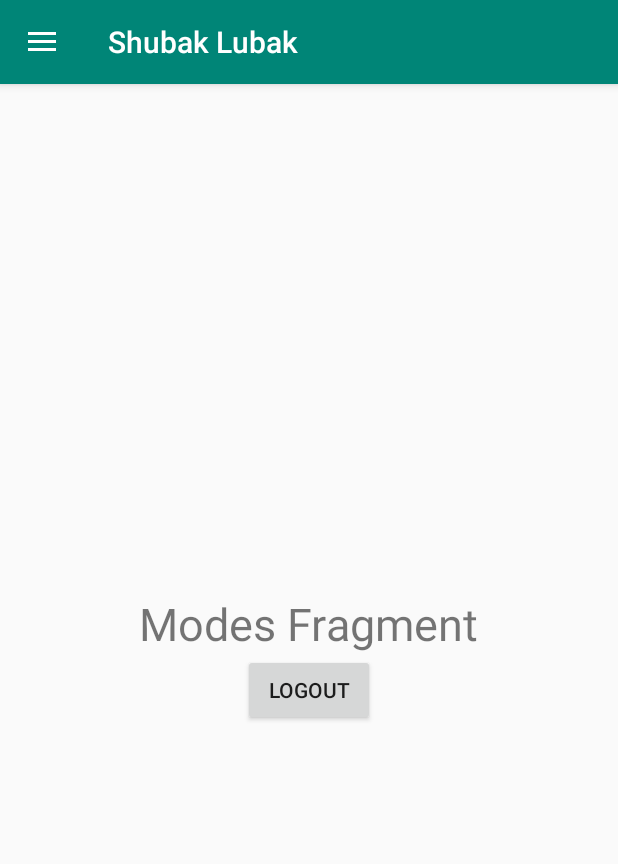
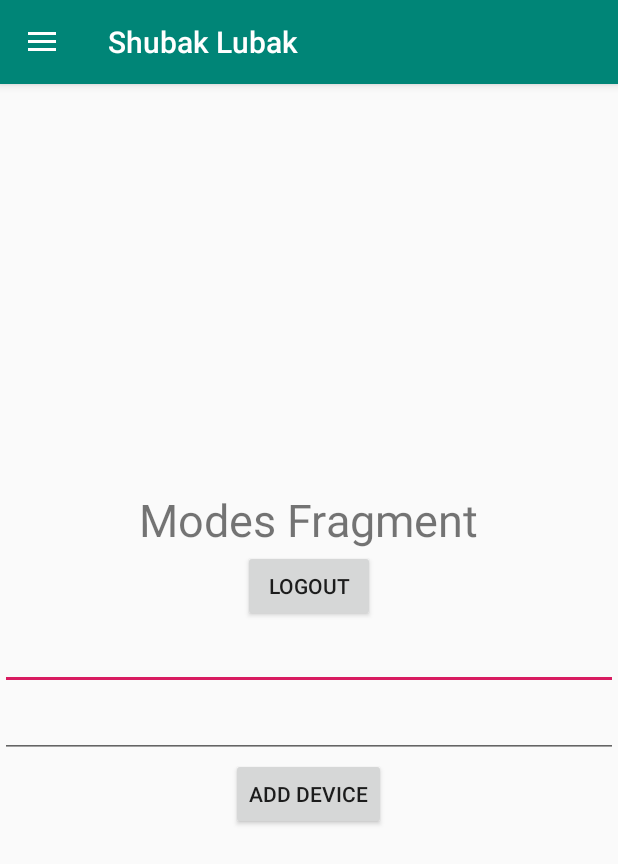
Before and after one commit to suhaibmaree/shubaklubak, an Android app: the screen it shows after launch (MainActivity), in the side drawer, after a tap on "Modes", on a phone screen of 412 x 824 dp. Shown: the top 864 px of the screen. Run offline under Robolectric (Android 15) with nearby library versions, the phone set to English and light mode, and no system bars; our stand-ins replace Firebase (no records; nobody signed in at launch, a user with empty details on screens opened directly); libraries missing offline, so code that uses them is left out: com.firebase.ui; 1 statement that could not run was skipped.

Commit message:
Pull data from Firebase, test push data in modes fragment

```diff
--- a/app/build.gradle
+++ b/app/build.gradle
@@ -32,5 +32,6 @@ dependencies {
     implementation 'com.google.firebase:firebase-auth:16.0.1'
     implementation 'com.firebaseui:firebase-ui-auth:4.3.1'
     implementation 'com.facebook.android:facebook-android-sdk:[4,5]'
+    implementation 'com.google.firebase:firebase-database:16.1.0'
 
 }
--- a/app/src/main/java/edu/mareeaaup/s/shubaklubak/HomeFragment.java
+++ b/app/src/main/java/edu/mareeaaup/s/shubaklubak/HomeFragment.java
@@ -4,32 +4,78 @@ import android.os.Bundle;
 import android.support.annotation.NonNull;
 import android.support.annotation.Nullable;
 import android.support.v4.app.Fragment;
+import android.support.v4.app.LoaderManager;
+import android.support.v4.content.AsyncTaskLoader;
+import android.support.v4.content.Loader;
 import android.support.v7.widget.LinearLayoutManager;
 import android.support.v7.widget.RecyclerView;
 import android.util.Log;
 import android.view.LayoutInflater;
 import android.view.View;
 import android.view.ViewGroup;
-
+import android.widget.ProgressBar;
+import android.widget.Toast;
+import com.google.firebase.auth.FirebaseAuth;
+import com.google.firebase.database.DataSnapshot;
+import com.google.firebase.database.DatabaseError;
+import com.google.firebase.database.DatabaseReference;
+import com.google.firebase.database.FirebaseDatabase;
+import com.google.firebase.database.ValueEventListener;
 import java.util.ArrayList;
-import java.util.zip.Inflater;
+import java.util.Iterator;
+import java.util.List;
+import edu.mareeaaup.s.shubaklubak.Model.Device;
 
 public class HomeFragment extends Fragment {
 
     private static final String TAG = "MainActivity";
-    public ArrayList<String> mdevicesNames = new ArrayList<>();
-    public ArrayList<Boolean> mdevicesStatus = new ArrayList<>();
+    private List<Device> mDevices = new ArrayList<>();
     public RecyclerViewAdapter adapter;
-
+    public RecyclerView recyclerView;
+    private ProgressBar progressBar;
+    private DatabaseReference mDatabase;
+    private int flag =0;
     @Nullable
     @Override
     public View onCreateView(@NonNull LayoutInflater inflater, @Nullable ViewGroup container, @Nullable Bundle savedInstanceState) {
 
         View view = inflater.inflate(R.layout.fragment_home,container,false);
 
-        initiatItems();
-        RecyclerView recyclerView = view.findViewById(R.id.recycler_view);
-        adapter = new RecyclerViewAdapter(getContext(), mdevicesNames, mdevicesStatus);
+        progressBar = view.findViewById(R.id.progress_bar);
+
+        mDatabase = FirebaseDatabase.getInstance().getReference().child("devices");
+        mDatabase.child(FirebaseAuth.getInstance().getUid())
+                .addListenerForSingleValueEvent(new ValueEventListener() {
+            @Override
+            public void onDataChange(@NonNull DataSnapshot dataSnapshot) {
+                progressBar.setVisibility(View.VISIBLE);
+                Iterator<DataSnapshot> iterator = dataSnapshot.getChildren().iterator();
+                Log.d("getFireData","before loop");
+
+                for(DataSnapshot ds : dataSnapshot.getChildren()){
+                    mDevices.add(ds.getValue(Device.class));
+                    Log.d("getFireData","dev name"+ds.getValue(Device.class).getName());
+                    Log.d("getFireData","dev state"+ds.getValue(Device.class).getState());
+
+                }
+
+                adapter.notifyDataSetChanged();
+                Log.d("getFireData","After loop");
+                Log.d("getFireData","List size "+mDevices.size());
+                progressBar.setVisibility(View.INVISIBLE);
+            }
+
+
+            @Override
+            public void onCancelled(@NonNull DatabaseError databaseError) {
+
+            }
+        });
+
+        Log.d("getFireData","recyclerView");
+
+        recyclerView = view.findViewById(R.id.recycler_view);
+        adapter = new RecyclerViewAdapter(getContext(), mDevices);
         recyclerView.setAdapter(adapter);
         RecyclerView.LayoutManager layoutManager = new LinearLayoutManager(getActivity());
         recyclerView.setLayoutManager(layoutManager);
@@ -37,34 +83,4 @@ public class HomeFragment extends Fragment {
         return view;
     }
 
-
-    public void initiatItems(){
-        Log.d(TAG,"Initiating Items");
-        mdevicesNames.add("Fan1");
-        mdevicesNames.add("Fan2");
-        mdevicesNames.add("Fan3");
-        mdevicesNames.add("Fan4");
-        mdevicesNames.add("Fan5");
-        mdevicesNames.add("Fan6");
-        mdevicesNames.add("Fan7");
-        mdevicesNames.add("Fan8");
-        mdevicesNames.add("Fan9");
-        mdevicesNames.add("Fan10");
-        mdevicesNames.add("Fan11");
-        mdevicesNames.add("Fan12");
-        mdevicesStatus.add(Boolean.TRUE);
-        mdevicesStatus.add(Boolean.FALSE);
-        mdevicesStatus.add(Boolean.TRUE);
-        mdevicesStatus.add(Boolean.FALSE);
-        mdevicesStatus.add(Boolean.TRUE);
-        mdevicesStatus.add(Boolean.FALSE);
-        mdevicesStatus.add(Boolean.TRUE);
-        mdevicesStatus.add(Boolean.FALSE);
-        mdevicesStatus.add(Boolean.TRUE);
-        mdevicesStatus.add(Boolean.FALSE);
-        mdevicesStatus.add(Boolean.TRUE);
-        mdevicesStatus.add(Boolean.FALSE);
-    }
-
-
 }
--- a/app/src/main/java/edu/mareeaaup/s/shubaklubak/ModesFragment.java
+++ b/app/src/main/java/edu/mareeaaup/s/shubaklubak/ModesFragment.java
@@ -7,12 +7,62 @@ import android.support.v4.app.Fragment;
 import android.view.LayoutInflater;
 import android.view.View;
 import android.view.ViewGroup;
+import android.widget.EditText;
+import android.widget.Toast;
+
+import com.google.android.gms.tasks.OnCompleteListener;
+import com.google.android.gms.tasks.Task;
+import com.google.firebase.auth.FirebaseAuth;
+import com.google.firebase.database.DatabaseReference;
+import com.google.firebase.database.FirebaseDatabase;
+
+import edu.mareeaaup.s.shubaklubak.Model.Device;
 
 public class ModesFragment extends Fragment {
+
+    private EditText name,state;
+    private DatabaseReference mDatabase;
+    private FirebaseAuth mFirebaseAuth;
 
     @Nullable
     @Override
     public View onCreateView(@NonNull LayoutInflater inflater, @Nullable ViewGroup container, @Nullable Bundle savedInstanceState) {
-        return inflater.inflate(R.layout.fragment_modes,container,false);
+         View view = inflater.inflate(R.layout.fragment_modes,container,false);
+
+         name = view.findViewById(R.id.dev_name);
+         state = view.findViewById(R.id.dev_state);
+         mDatabase = FirebaseDatabase.getInstance().getReference().child("devices");
+         mDatabase.keepSynced(true);
+         mFirebaseAuth = FirebaseAuth.getInstance();
+
+
+
+        return view;
     }
+
+    public void add(View v) {
+        String deviceName = name.getText().toString();
+        boolean deviceState;
+        if(state.getText().toString().equals("1"))
+            deviceState = Boolean.TRUE;
+        else
+            deviceState = Boolean.FALSE;
+
+        Device device = new Device();
+        device.setName(deviceName);
+        device.setState(deviceState);
+        mDatabase.child(mFirebaseAuth.getUid()).child("testnane").push().setValue(device)
+                .addOnCompleteListener(new OnCompleteListener<Void>() {
+                    @Override
+                    public void onComplete(@NonNull Task<Void> task) {
+                        if(task.isSuccessful())
+                            Toast.makeText(getContext(), "success", Toast.LENGTH_SHORT).show();
+                        else
+                            Toast.makeText(getContext(),"Error", Toast.LENGTH_SHORT).show();
+                    }
+                });
+
+
+    }
+
 }
--- a/app/src/main/java/edu/mareeaaup/s/shubaklubak/RecyclerViewAdapter.java
+++ b/app/src/main/java/edu/mareeaaup/s/shubaklubak/RecyclerViewAdapter.java
@@ -8,23 +8,31 @@ import android.view.LayoutInflater;
 import android.view.View;
 import android.view.ViewGroup;
 import android.widget.CompoundButton;
+import android.widget.LinearLayout;
 import android.widget.RelativeLayout;
 import android.widget.Switch;
 import android.widget.TextView;
 import android.widget.Toast;
 
+import com.google.firebase.database.DatabaseReference;
+
 import java.util.ArrayList;
+import java.util.List;
+
+import edu.mareeaaup.s.shubaklubak.Model.Device;
 
 public class RecyclerViewAdapter extends RecyclerView.Adapter<RecyclerViewAdapter.ViewHolder> {
 
     private static final String TAG = "RecyclerViewAdapter";
 
-    private ArrayList<String> mdevicesNames = new ArrayList<>();
-    private ArrayList<Boolean> mdevicesStatus = new ArrayList<>();
+    //private ArrayList<String> mdevicesNames = new ArrayList<>();
+    //private ArrayList<Boolean> mdevicesStatus = new ArrayList<>();
     private Context mContext;
-    public RecyclerViewAdapter(Context context, ArrayList<String> devicesNames, ArrayList<Boolean> devicesStatus){
-        mdevicesNames = devicesNames;
-        mdevicesStatus = devicesStatus;
+    private DatabaseReference databaseReference;
+    private List<Device> devices = new ArrayList<>();
+
+    public RecyclerViewAdapter(Context context, List<Device> devices ){
+        this.devices = devices;
         mContext = context;
     }
     @NonNull
@@ -38,21 +46,21 @@ public class RecyclerViewAdapter extends RecyclerView.Adapter<RecyclerViewAdapte
     @Override
     public void onBindViewHolder(@NonNull ViewHolder viewHolder, final int i) {
         Log.d(TAG, "onBindViewHolder: inside");
-        viewHolder.deviceName.setText(mdevicesNames.get(i));
-        viewHolder.status.setChecked(mdevicesStatus.get(i));
+        viewHolder.deviceName.setText(devices.get(i).getName());
+        viewHolder.status.setChecked(devices.get(i).getState());
 
         viewHolder.parentLayout.setOnClickListener(new View.OnClickListener() {
             @Override
             public void onClick(View v) {
-                Log.d(TAG, "Clicked: "+ mdevicesNames.get(i));
-                Toast.makeText(mContext, mdevicesNames.get(i),Toast.LENGTH_SHORT).show();
+                Log.d(TAG, "Clicked2: "+ devices.size());
+                Toast.makeText(mContext, devices.get(i).getName(),Toast.LENGTH_SHORT).show();
             }
         });
         viewHolder.status.setOnCheckedChangeListener(new CompoundButton.OnCheckedChangeListener() {
             @Override
             public void onCheckedChanged(CompoundButton buttonView, boolean isChecked) {
                 if(isChecked==Boolean.TRUE){
-                    mdevicesStatus.set(i,Boolean.TRUE);
+                    devices.get(i).setState(Boolean.TRUE);
 
                     //FirebaseDatabase database = FirebaseDatabase.getInstance();
                     //DatabaseReference myRef = database.getReference("message");
@@ -60,17 +68,17 @@ public class RecyclerViewAdapter extends RecyclerView.Adapter<RecyclerViewAdapte
                     //myRef.setValue("Hello, World!");
 
                 }else{
-                    mdevicesStatus.set(i,Boolean.FALSE);
+                    devices.get(i).setState(Boolean.FALSE);
                 }
                 // code to update the firebase
-                Toast.makeText(mContext, mdevicesStatus.get(i).toString(),Toast.LENGTH_SHORT).show();
+                Toast.makeText(mContext, devices.get(i).getName(),Toast.LENGTH_SHORT).show();
             }
         });
     }
 
     @Override
     public int getItemCount() {
-        return mdevicesNames.size();
+        return (devices != null) ? devices.size():0;
     }
 
 
@@ -78,13 +86,13 @@ public class RecyclerViewAdapter extends RecyclerView.Adapter<RecyclerViewAdapte
 
         TextView deviceName;
         Switch status;
-        RelativeLayout parentLayout;
+        LinearLayout parentLayout;
 
         public ViewHolder(@NonNull View itemView) {
             super(itemView);
-            deviceName = (TextView) itemView.findViewById(R.id.device_name);
-            status = (Switch) itemView.findViewById(R.id.status);
-            parentLayout = (RelativeLayout) itemView.findViewById(R.id.parent_layout);
+            deviceName = itemView.findViewById(R.id.device_name);
+            status =  itemView.findViewById(R.id.status);
+            parentLayout = itemView.findViewById(R.id.parent_layout);
         }
     }
 }
--- a/app/src/main/res/layout/fragment_modes.xml
+++ b/app/src/main/res/layout/fragment_modes.xml
@@ -17,4 +17,18 @@
         android:text="Logout"
         android:onClick="onClick"/>
 
+    <EditText
+        android:id="@+id/dev_name"
+        android:layout_width="match_parent"
+        android:layout_height="wrap_content" />
+    <EditText
+        android:id="@+id/dev_state"
+        android:layout_width="match_parent"
+        android:layout_height="wrap_content" />
+    <Button
+        android:layout_width="wrap_content"
+        android:layout_height="wrap_content"
+        android:text="Add Device"
+        android:onClick="add"/>
+
 </LinearLayout>
--- /dev/null
+++ b/app/src/main/res/values-v21/ids.xml
@@ -0,0 +1,4 @@
+<?xml version="1.0" encoding="utf-8"?>
+<resources>
+    <item name="pills_loader_id" type="id"/>
+</resources>
```
Also changed, not shown: app/src/main/java/edu/mareeaaup/s/shubaklubak/MainActivity.java (+36 -0 lines), app/src/main/java/edu/mareeaaup/s/shubaklubak/Model/Device.java (added, +37 -0 lines), app/src/main/res/layout/fragment_home.xml (+8 -2 lines), app/src/main/res/layout/layout_deviseslist.xml (+39 -10 lines).
